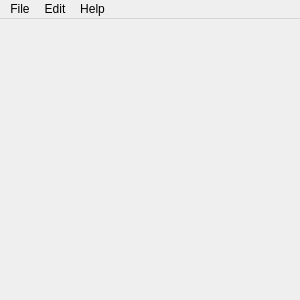
jblakeLincoln/isaac-character-picker, file src/MainWindow.ui: the form before one commit.
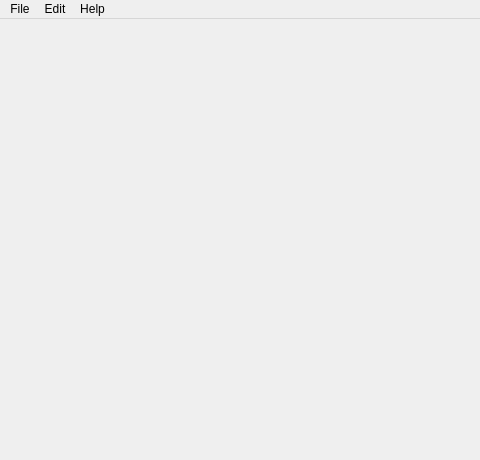
The form after the commit.

What changed in the file:
```diff
--- a/src/MainWindow.ui
+++ b/src/MainWindow.ui
@@ -6,10 +6,22 @@
    <rect>
     <x>0</x>
     <y>0</y>
-    <width>300</width>
-    <height>300</height>
+    <width>480</width>
+    <height>460</height>
    </rect>
   </property>
+  <property name="minimumSize">
+   <size>
+    <width>480</width>
+    <height>460</height>
+   </size>
+  </property>
+  <property name="maximumSize">
+   <size>
+    <width>480</width>
+    <height>460</height>
+   </size>
+  </property>
   <property name="windowTitle">
    <string>MainWindow</string>
   </property>
@@ -22,7 +34,7 @@
     <rect>
      <x>0</x>
      <y>0</y>
-     <width>300</width>
+     <width>480</width>
      <height>21</height>
     </rect>
    </property>
```
Left out of the diff: 6 changed lines with no effect on the pictures.
